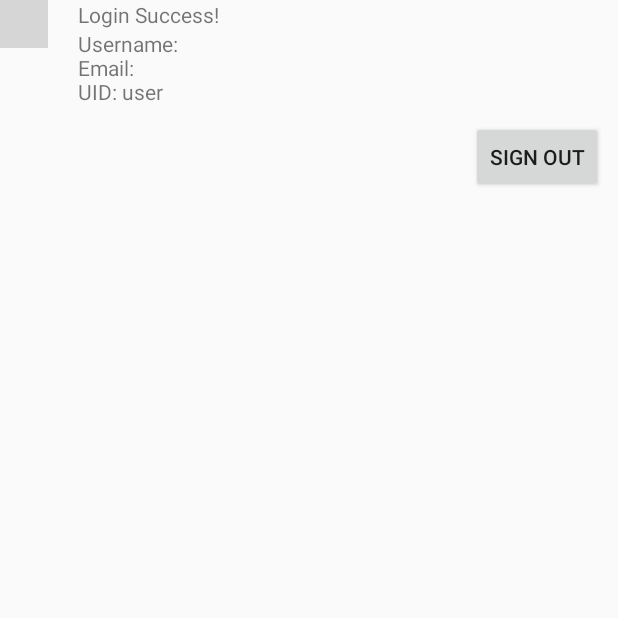
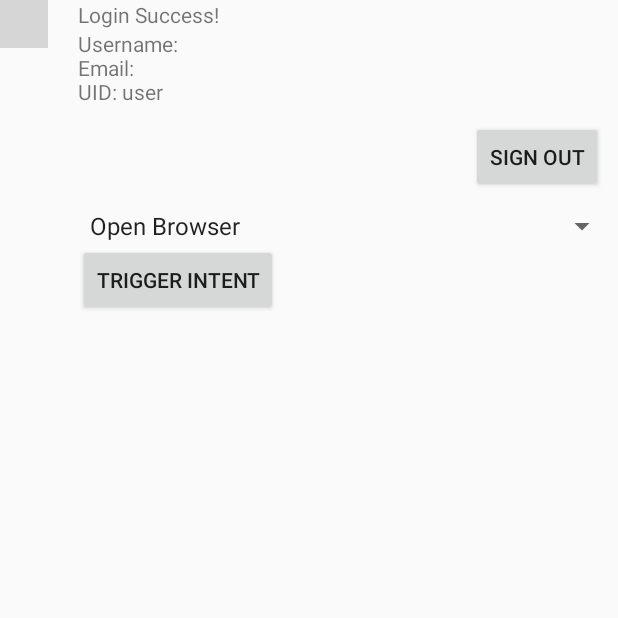
Before and after one commit to phunon/Wireless-Devices-Project, an Android app: the screen it shows after launch once a user with an empty profile is signed in (MainActivity), on a phone screen of 412 x 824 dp, the top half of it. Run offline under Robolectric (Android 15) with nearby library versions, the phone set to English and light mode, and no system bars; our stand-ins replace Firebase (no records; nobody signed in at launch, a user with empty details on screens opened directly); libraries missing offline, so code that uses them is left out: com.facebook, com.facebook.login; plain views replace ProfilePictureView; grey boxes are pictures that could not be loaded.

Commit message:
6/3/2019

```diff
--- a/ProjectWirelessDevice/app/src/main/res/layout/activity_main.xml
+++ b/ProjectWirelessDevice/app/src/main/res/layout/activity_main.xml
@@ -42,7 +42,23 @@
                 android:layout_margin="10dp"
                 android:layout_marginTop="100dp"
                 android:text="Sign out" />
+            <Spinner
+                android:id="@+id/spinner"
+                android:layout_gravity="fill_horizontal"
+                android:drawSelectorOnTop="true"
+                android:layout_width="match_parent"
+                android:layout_height="wrap_content"
+                android:layout_below="@+id/signout"
+                >
+            </Spinner>
+            <Button
+                android:id="@+id/trigger"
+                android:text="Trigger Intent"
+                android:onClick="onClickIm"
+                android:layout_width="wrap_content"
+                android:layout_height="wrap_content"
+                android:layout_below="@+id/spinner"
+                />
         </LinearLayout>
-
     </LinearLayout>
 </android.support.constraint.ConstraintLayout>
--- /dev/null
+++ b/ProjectWirelessDevice/app/src/main/res/menu/menu_hello_intents.xml
@@ -0,0 +1,4 @@
+<?xml version="1.0" encoding="utf-8"?>
+<menu xmlns:android="http://schemas.android.com/apk/res/android">
+
+</menu>
--- /dev/null
+++ b/ProjectWirelessDevice/app/src/main/res/menu/menu_main.xml
@@ -0,0 +1,7 @@
+<?xml version="1.0" encoding="utf-8"?>
+<menu xmlns:android="http://schemas.android.com/apk/res/android"
+    xmlns:app="http://schemas.android.com/apk/res-auto">
+    <item android:id="@+id/action_settings"
+        android:title="Setting"
+        app:showAsAction="never"/>
+</menu>
--- /dev/null
+++ b/ProjectWirelessDevice/app/src/main/res/values/string_arrays.xml
@@ -0,0 +1,9 @@
+<?xml version="1.0" encoding="utf-8"?>
+<resources>
+    <string-array name="intents">
+        <item>Open Browser</item>
+        <item>Dial</item>
+        <item>Search on Map</item>
+        <item>Show contacts</item>
+    </string-array>
+</resources>
--- a/ProjectWirelessDevice/build.gradle
+++ b/ProjectWirelessDevice/build.gradle
@@ -8,7 +8,7 @@ buildscript {
     }
     dependencies {
         classpath 'com.android.tools.build:gradle:3.3.1'
-        classpath 'com.google.gms:google-services:4.0.1'
+        classpath 'com.google.gms:google-services:4.1.0'
 
         // NOTE: Do not place your application dependencies here; they belong
         // in the individual module build.gradle files
```
Also changed, not shown: ProjectWirelessDevice/app/src/main/java/th/ac/kku/koysawat/phunon/MainActivity.java (+60 -0 lines).
